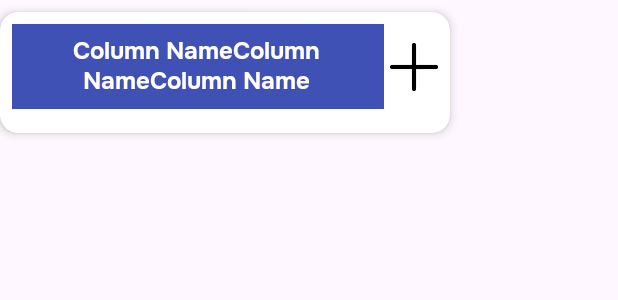
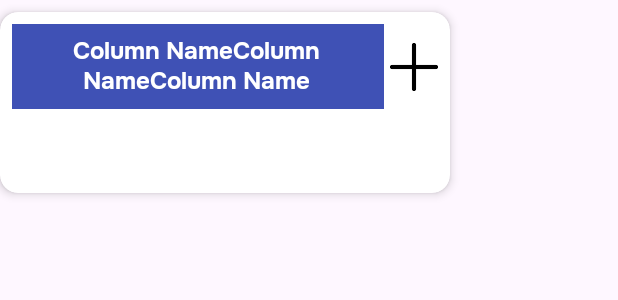
Before and after one commit to Detrig/CorporateKanbanBoard, an Android app: the layout rc_view_column_presentation_item.xml on its own in the app's theme, with its tools: preview values and no code run, on a phone screen of 412 x 824 dp. Shown: the top 300 px of the screen. Run offline under Robolectric (Android 15) with nearby library versions, the phone set to English and light mode, and no system bars.

Commit message:
fixes adding users to board

```diff
--- a/app/src/main/java/github/detrig/corporatekanbanboard/presentation/addtask/AddTaskFragment.kt
+++ b/app/src/main/java/github/detrig/corporatekanbanboard/presentation/addtask/AddTaskFragment.kt
@@ -51,7 +51,7 @@ class AddTaskFragment : AbstractFragment<FragmentAddTaskBinding>() {
                     title = binding.titleEditText.text.toString(),
                     description = binding.descriptionEditText.text.toString(),
                     priority = priority,
-                    workers = workersRcViewAdapter.selectedWorkersList
+                    workers = selectedUsers.toList()
                 )
                 viewModel.addTasks(task)
             }
--- a/app/src/main/res/layout/fragment_boards.xml
+++ b/app/src/main/res/layout/fragment_boards.xml
@@ -34,9 +34,9 @@
         android:layout_height="wrap_content"
         android:contentDescription="Добавить"
         android:layout_margin="16dp"
-        android:tint="@null"
+        app:tint="@color/white"
         app:backgroundTint="@color/primary"
-        app:srcCompat="@drawable/ic_add"
+        app:srcCompat="@drawable/ic_plus"
         app:layout_constraintBottom_toBottomOf="parent"
         app:layout_constraintEnd_toEndOf="parent" />
 
--- a/app/src/main/res/layout/fragment_task_info.xml
+++ b/app/src/main/res/layout/fragment_task_info.xml
@@ -246,7 +246,7 @@
             app:layout_constraintEnd_toEndOf="parent" />
 
         <!-- Кнопка "Выполнено" -->
-        <com.google.android.material.button.MaterialButton
+        <Button
             android:id="@+id/taskDoneButton"
             android:layout_width="0dp"
             android:layout_height="wrap_content"
@@ -260,7 +260,7 @@
             app:layout_constraintStart_toStartOf="@id/commentInputLayout"
             app:layout_constraintEnd_toEndOf="@id/sendCommentButton" />
 
-        <com.google.android.material.button.MaterialButton
+        <Button
             android:id="@+id/taskAcceptAfterReviewButton"
             android:layout_width="0dp"
             android:layout_height="wrap_content"
--- a/app/src/main/res/layout/rc_view_column_presentation_item.xml
+++ b/app/src/main/res/layout/rc_view_column_presentation_item.xml
@@ -1,10 +1,10 @@
 <androidx.cardview.widget.CardView xmlns:android="http://schemas.android.com/apk/res/android"
     xmlns:app="http://schemas.android.com/apk/res-auto"
+    xmlns:tools="http://schemas.android.com/tools"
     android:layout_width="300dp"
     android:layout_height="wrap_content"
-    xmlns:tools="http://schemas.android.com/tools"
+    android:layout_marginTop="8dp"
     android:layout_marginEnd="16dp"
-    android:layout_marginTop="8dp"
     android:layout_marginBottom="8dp"
     app:cardCornerRadius="12dp"
     app:cardElevation="4dp">
@@ -19,16 +19,16 @@
             style="@style/BoldTextViewStyle"
             android:layout_width="250dp"
             android:layout_height="wrap_content"
+            android:layout_marginEnd="8dp"
+            android:background="@color/primary"
+            android:gravity="center"
+            android:maxLines="2"
+            android:padding="8dp"
             android:textColor="@android:color/white"
-            android:background="@color/primary"
-            android:padding="8dp"
-            android:maxLines="2"
-            android:layout_marginEnd="8dp"
-            android:gravity="center"
             android:textSize="16sp"
+            app:layout_constraintEnd_toStartOf="@+id/addTaskButton"
+            app:layout_constraintStart_toStartOf="parent"
             app:layout_constraintTop_toTopOf="parent"
-            app:layout_constraintStart_toStartOf="parent"
-            app:layout_constraintEnd_toStartOf="@+id/addTaskButton"
             tools:text="Column NameColumn NameColumn Name" />
 
         <ImageButton
@@ -36,20 +36,22 @@
             android:layout_width="32dp"
             android:layout_height="32dp"
             android:background="@drawable/plus"
-            app:tint="@android:color/white"
+            app:layout_constraintBottom_toBottomOf="@+id/columnsTitle"
             app:layout_constraintEnd_toEndOf="parent"
             app:layout_constraintTop_toTopOf="@+id/columnsTitle"
-            app:layout_constraintBottom_toBottomOf="@+id/columnsTitle" />
+            app:tint="@android:color/white" />
 
         <androidx.recyclerview.widget.RecyclerView
             android:id="@+id/columnRcView"
             android:layout_width="0dp"
             android:layout_height="wrap_content"
-            android:nestedScrollingEnabled="false"
             android:layout_marginTop="8dp"
-            app:layout_constraintTop_toBottomOf="@+id/columnsTitle"
+            android:orientation="vertical"
+            android:clipToPadding="false"
+            android:paddingBottom="40dp"
+            app:layoutManager="androidx.recyclerview.widget.LinearLayoutManager"
+            app:layout_constraintEnd_toEndOf="parent"
             app:layout_constraintStart_toStartOf="parent"
-            app:layout_constraintEnd_toEndOf="parent"
-            app:layoutManager="androidx.recyclerview.widget.LinearLayoutManager" />
+            app:layout_constraintTop_toBottomOf="@+id/columnsTitle" />
     </androidx.constraintlayout.widget.ConstraintLayout>
 </androidx.cardview.widget.CardView>
```
Also changed, not shown: app/src/main/java/github/detrig/corporatekanbanboard/presentation/boardSettings/BoardSettingsFragment.kt (+10 -3 lines), app/src/main/java/github/detrig/corporatekanbanboard/presentation/taskInfo/TaskInfoFragment.kt (+27 -4 lines), app/src/main/res/drawable/ic_plus.xml (added, +9 -0 lines).
